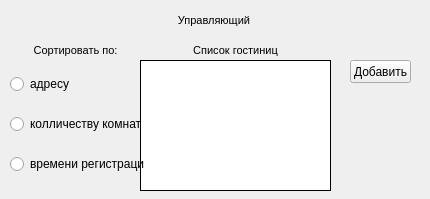
This is Manager.ui in AnastasiaPotapova/kd_nti_hotel_app as Qt 5 draws it before an edit. The edited form follows.
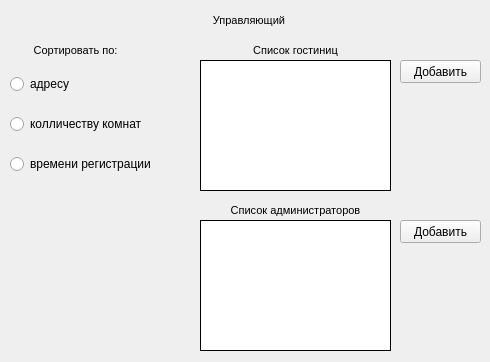
This is the edited form.

Commit message: Работает почти все -допилить функционал Manager и Admin -файлы -время плохого входа, да и впринцепе плохой вход -try и status

```diff
--- a/Manager.ui
+++ b/Manager.ui
@@ -6,8 +6,8 @@
    <rect>
     <x>0</x>
     <y>0</y>
-    <width>430</width>
-    <height>199</height>
+    <width>490</width>
+    <height>362</height>
    </rect>
   </property>
   <property name="windowTitle">
@@ -18,7 +18,7 @@
     <rect>
      <x>20</x>
      <y>10</y>
-     <width>391</width>
+     <width>461</width>
      <height>31</height>
     </rect>
    </property>
@@ -32,16 +32,16 @@
     <string>&lt;!DOCTYPE HTML PUBLIC &quot;-//W3C//DTD HTML 4.0//EN&quot; &quot;http://www.w3.org/TR/REC-html40/strict.dtd&quot;&gt;
 &lt;html&gt;&lt;head&gt;&lt;meta name=&quot;qrichtext&quot; content=&quot;1&quot; /&gt;&lt;style type=&quot;text/css&quot;&gt;
 p, li { white-space: pre-wrap; }
-&lt;/style&gt;&lt;/head&gt;&lt;body style=&quot; font-family:'MS Shell Dlg 2'; font-size:8.25pt; font-weight:400; font-style:normal;&quot;&gt;
-&lt;p align=&quot;center&quot; style=&quot; margin-top:0px; margin-bottom:0px; margin-left:0px; margin-right:0px; -qt-block-indent:0; text-indent:0px;&quot;&gt;Управляющий &lt;/p&gt;&lt;/body&gt;&lt;/html&gt;</string>
+&lt;/style&gt;&lt;/head&gt;&lt;body style=&quot; font-family:'Ubuntu'; font-size:11pt; font-weight:400; font-style:normal;&quot;&gt;
+&lt;p align=&quot;center&quot; style=&quot; margin-top:0px; margin-bottom:0px; margin-left:0px; margin-right:0px; -qt-block-indent:0; text-indent:0px;&quot;&gt;&lt;span style=&quot; font-family:'MS Shell Dlg 2'; font-size:8pt;&quot;&gt;Управляющий &lt;/span&gt;&lt;/p&gt;&lt;/body&gt;&lt;/html&gt;</string>
    </property>
   </widget>
   <widget class="QPushButton" name="btnadd_hostel">
    <property name="geometry">
     <rect>
-     <x>350</x>
+     <x>400</x>
      <y>60</y>
-     <width>61</width>
+     <width>81</width>
      <height>23</height>
     </rect>
    </property>
@@ -55,7 +55,7 @@
   <widget class="QLabel" name="hotel_session">
    <property name="geometry">
     <rect>
-     <x>140</x>
+     <x>200</x>
      <y>60</y>
      <width>191</width>
      <height>131</height>
@@ -88,7 +88,7 @@
     <rect>
      <x>10</x>
      <y>60</y>
-     <width>134</width>
+     <width>185</width>
      <height>131</height>
     </rect>
    </property>
@@ -144,14 +144,14 @@
     <string>&lt;!DOCTYPE HTML PUBLIC &quot;-//W3C//DTD HTML 4.0//EN&quot; &quot;http://www.w3.org/TR/REC-html40/strict.dtd&quot;&gt;
 &lt;html&gt;&lt;head&gt;&lt;meta name=&quot;qrichtext&quot; content=&quot;1&quot; /&gt;&lt;style type=&quot;text/css&quot;&gt;
 p, li { white-space: pre-wrap; }
-&lt;/style&gt;&lt;/head&gt;&lt;body style=&quot; font-family:'MS Shell Dlg 2'; font-size:8.25pt; font-weight:400; font-style:normal;&quot;&gt;
-&lt;p align=&quot;center&quot; style=&quot; margin-top:0px; margin-bottom:0px; margin-left:0px; margin-right:0px; -qt-block-indent:0; text-indent:0px;&quot;&gt;Сортировать по:&lt;/p&gt;&lt;/body&gt;&lt;/html&gt;</string>
+&lt;/style&gt;&lt;/head&gt;&lt;body style=&quot; font-family:'Ubuntu'; font-size:11pt; font-weight:400; font-style:normal;&quot;&gt;
+&lt;p align=&quot;center&quot; style=&quot; margin-top:0px; margin-bottom:0px; margin-left:0px; margin-right:0px; -qt-block-indent:0; text-indent:0px;&quot;&gt;&lt;span style=&quot; font-family:'MS Shell Dlg 2'; font-size:8pt;&quot;&gt;Сортировать по:&lt;/span&gt;&lt;/p&gt;&lt;/body&gt;&lt;/html&gt;</string>
    </property>
   </widget>
   <widget class="QTextBrowser" name="textBrowser_3">
    <property name="geometry">
     <rect>
-     <x>140</x>
+     <x>200</x>
      <y>40</y>
      <width>191</width>
      <height>21</height>
@@ -167,8 +167,78 @@
     <string>&lt;!DOCTYPE HTML PUBLIC &quot;-//W3C//DTD HTML 4.0//EN&quot; &quot;http://www.w3.org/TR/REC-html40/strict.dtd&quot;&gt;
 &lt;html&gt;&lt;head&gt;&lt;meta name=&quot;qrichtext&quot; content=&quot;1&quot; /&gt;&lt;style type=&quot;text/css&quot;&gt;
 p, li { white-space: pre-wrap; }
-&lt;/style&gt;&lt;/head&gt;&lt;body style=&quot; font-family:'MS Shell Dlg 2'; font-size:8.25pt; font-weight:400; font-style:normal;&quot;&gt;
-&lt;p align=&quot;center&quot; style=&quot; margin-top:0px; margin-bottom:0px; margin-left:0px; margin-right:0px; -qt-block-indent:0; text-indent:0px;&quot;&gt;Список гостиниц&lt;/p&gt;&lt;/body&gt;&lt;/html&gt;</string>
+&lt;/style&gt;&lt;/head&gt;&lt;body style=&quot; font-family:'Ubuntu'; font-size:11pt; font-weight:400; font-style:normal;&quot;&gt;
+&lt;p align=&quot;center&quot; style=&quot; margin-top:0px; margin-bottom:0px; margin-left:0px; margin-right:0px; -qt-block-indent:0; text-indent:0px;&quot;&gt;&lt;span style=&quot; font-family:'MS Shell Dlg 2'; font-size:8pt;&quot;&gt;Список гостиниц&lt;/span&gt;&lt;/p&gt;&lt;/body&gt;&lt;/html&gt;</string>
+   </property>
+  </widget>
+  <widget class="QLabel" name="admin_session">
+   <property name="geometry">
+    <rect>
+     <x>200</x>
+     <y>220</y>
+     <width>191</width>
+     <height>131</height>
+    </rect>
+   </property>
+   <property name="maximumSize">
+    <size>
+     <width>271</width>
+     <height>131</height>
+    </size>
+   </property>
+   <property name="cursor">
+    <cursorShape>CrossCursor</cursorShape>
+   </property>
+   <property name="mouseTracking">
+    <bool>true</bool>
+   </property>
+   <property name="styleSheet">
+    <string notr="true">background-color: rgb(255, 255, 255);</string>
+   </property>
+   <property name="frameShape">
+    <enum>QFrame::Box</enum>
+   </property>
+   <property name="text">
+    <string/>
+   </property>
+  </widget>
+  <widget class="QPushButton" name="btnadd_admin">
+   <property name="geometry">
+    <rect>
+     <x>400</x>
+     <y>220</y>
+     <width>81</width>
+     <height>23</height>
+    </rect>
+   </property>
+   <property name="styleSheet">
+    <string notr="true"/>
+   </property>
+   <property name="text">
+    <string>Добавить</string>
+   </property>
+  </widget>
+  <widget class="QTextBrowser" name="textBrowser_4">
+   <property name="geometry">
+    <rect>
+     <x>200</x>
+     <y>200</y>
+     <width>191</width>
+     <height>21</height>
+    </rect>
+   </property>
+   <property name="styleSheet">
+    <string notr="true">background-color: transparent;</string>
+   </property>
+   <property name="frameShape">
+    <enum>QFrame::NoFrame</enum>
+   </property>
+   <property name="html">
+    <string>&lt;!DOCTYPE HTML PUBLIC &quot;-//W3C//DTD HTML 4.0//EN&quot; &quot;http://www.w3.org/TR/REC-html40/strict.dtd&quot;&gt;
+&lt;html&gt;&lt;head&gt;&lt;meta name=&quot;qrichtext&quot; content=&quot;1&quot; /&gt;&lt;style type=&quot;text/css&quot;&gt;
+p, li { white-space: pre-wrap; }
+&lt;/style&gt;&lt;/head&gt;&lt;body style=&quot; font-family:'Ubuntu'; font-size:11pt; font-weight:400; font-style:normal;&quot;&gt;
+&lt;p align=&quot;center&quot; style=&quot; margin-top:0px; margin-bottom:0px; margin-left:0px; margin-right:0px; -qt-block-indent:0; text-indent:0px;&quot;&gt;&lt;span style=&quot; font-family:'MS Shell Dlg 2'; font-size:8pt;&quot;&gt;Список администраторов&lt;/span&gt;&lt;/p&gt;&lt;/body&gt;&lt;/html&gt;</string>
    </property>
   </widget>
  </widget>
```
Left out of the diff: 4 changed lines with no effect on the pictures. The commit also changes 19 other files.
